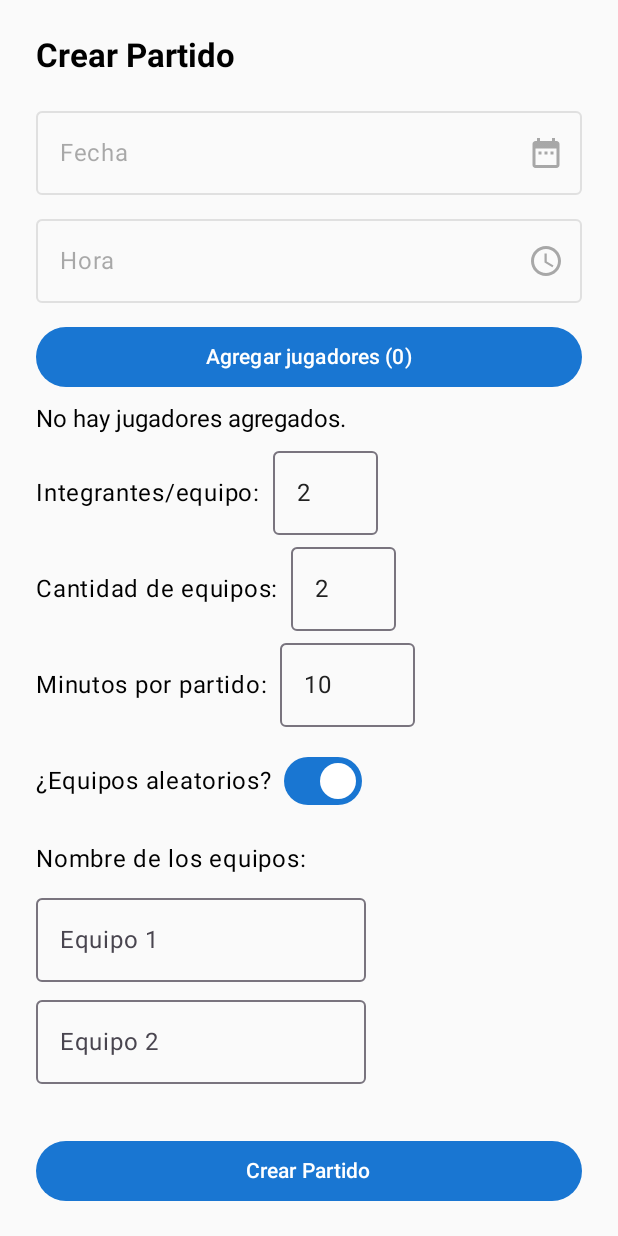
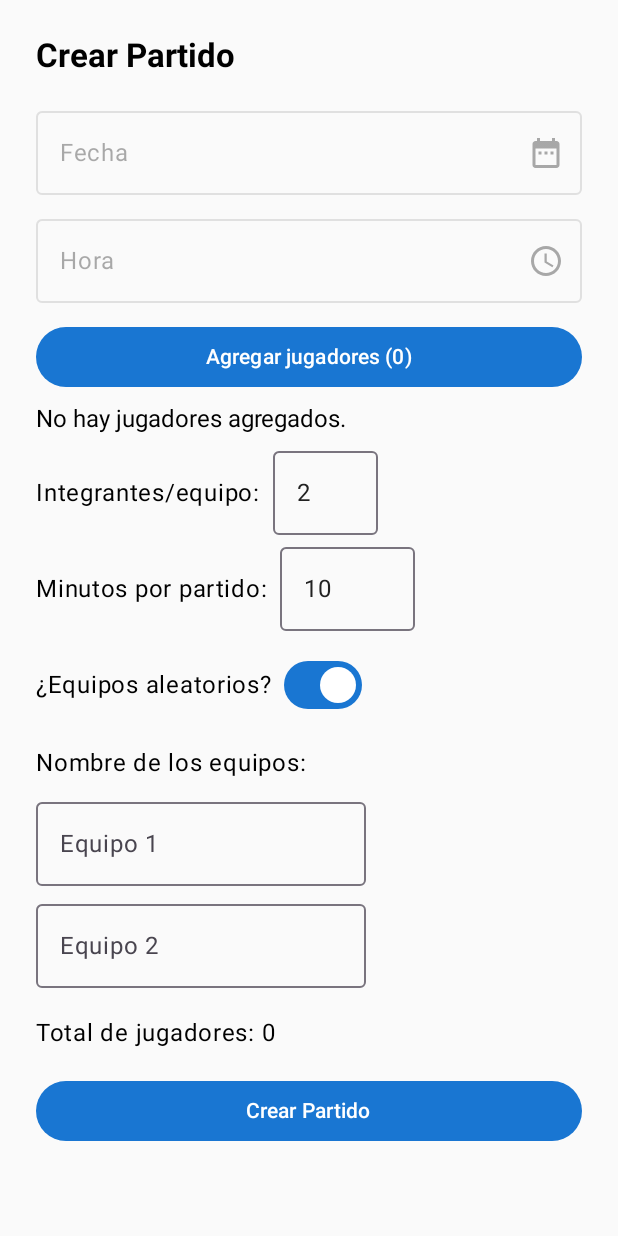
Before and after one commit to MingosGit/TorneoYa, an Android app built with Jetpack Compose: the CrearPartidoScreen screen opened through its navigation route, on a phone screen of 412 x 824 dp. Run offline under Robolectric (Android 15) with nearby library versions, the phone set to English and light mode, and no system bars; our stand-ins replace Room's generated code.

Commit message:
0.0.2.5 Replanteamiento: Eliminada la opción de tener mas de un equipo en partido

```diff
--- a/app/src/main/java/mingosgit/josecr/torneoya/ui/navigation/AppNavHost.kt
+++ b/app/src/main/java/mingosgit/josecr/torneoya/ui/navigation/AppNavHost.kt
@@ -23,11 +23,11 @@ fun AppNavHost() {
     val navController = rememberNavController()
     val context = LocalContext.current.applicationContext
 
-    // Estados globales del flujo de creación
     var jugadores by remember { mutableStateOf(listOf<String>()) }
     var totalJugadoresNecesarios by remember { mutableStateOf(2) }
     var numIntegrantes by remember { mutableStateOf(2) }
-    var numEquipos by remember { mutableStateOf(2) }
+    // FIJO: Solo dos equipos, sin estado mutable
+    val numEquipos = 2
 
     // NUEVO: Estados persistentes para fecha/hora y nombres equipos (se recuerdan al navegar)
     val fechaMillisState = rememberSaveable { mutableStateOf<Long?>(null) }
@@ -49,7 +49,6 @@ fun AppNavHost() {
                     jugadores = listOf()
                     totalJugadoresNecesarios = 2
                     numIntegrantes = 2
-                    numEquipos = 2
                     fechaMillisState.value = null
                     nombresEquiposState.value = List(2) { "" }
                     horaSeteadaState.value = false
@@ -67,7 +66,6 @@ fun AppNavHost() {
             )
             CrearPartidoScreen(
                 onPartidoCreado = { equipos, tiempo, fechaLong, nombresEquipos ->
-                    // nombresEquipos tiene el nombre para cada equipo, respetando autogenerado si está vacío
                     if (equipos.size >= 2 && equipos[0].isNotEmpty() && equipos[1].isNotEmpty()) {
                         val nombreEquipoLocal = nombresEquipos.getOrNull(0) ?: "Equipo1"
                         val nombreEquipoVisitante = nombresEquipos.getOrNull(1) ?: "Equipo2"
@@ -80,7 +78,6 @@ fun AppNavHost() {
                             nombresIntegrantesVisitante = nombresIntegrantesVisitante,
                             fecha = fechaLong
                         ) {
-                            // Limpiar estados globales tras crear partido
                             fechaMillisState.value = null
                             nombresEquiposState.value = List(2) { "" }
                             horaSeteadaState.value = false
@@ -98,9 +95,8 @@ fun AppNavHost() {
                 onNumIntegrantesChange = {
                     numIntegrantes = it
                 },
-                onNumEquiposChange = {
-                    numEquipos = it
-                },
+                // ¡IMPORTANTE! onNumEquiposChange se ignora, numEquipos fijo
+                onNumEquiposChange = {},
                 numIntegrantes = numIntegrantes,
                 numEquipos = numEquipos,
                 fechaMillisState = fechaMillisState,
--- a/app/src/main/java/mingosgit/josecr/torneoya/ui/screens/CrearPartidoScreen.kt
+++ b/app/src/main/java/mingosgit/josecr/torneoya/ui/screens/CrearPartidoScreen.kt
@@ -25,7 +25,7 @@ fun CrearPartidoScreen(
     jugadores: List<String>,
     onAgregarJugadores: () -> Unit,
     onNumIntegrantesChange: (Int) -> Unit,
-    onNumEquiposChange: (Int) -> Unit,
+    onNumEquiposChange: (Int) -> Unit, // Ignorado: ya no hay input para equipos
     numIntegrantes: Int,
     numEquipos: Int,
     fechaMillisState: MutableState<Long?>,
@@ -33,7 +33,9 @@ fun CrearPartidoScreen(
     horaSeteadaState: MutableState<Boolean>
 ) {
     val maxIntegrantes = 24
-    val maxEquipos = 4
+
+    // FIJO: Solo 2 equipos
+    // val numEquipos = 2 // <-- El valor ya se pasa desde el NavHost, y nunca cambia
 
     var tiempo by rememberSaveable { mutableStateOf(10) }
     var aleatorio by rememberSaveable { mutableStateOf(true) }
@@ -77,7 +79,6 @@ fun CrearPartidoScreen(
         }
     }
 
-    // AGREGADO: Permitir scroll general en pantalla (útil en pantallas pequeñas)
     Column(
         Modifier
             .fillMaxSize()
@@ -87,7 +88,6 @@ fun CrearPartidoScreen(
         Text("Crear Partido", style = MaterialTheme.typography.titleLarge)
         Spacer(Modifier.height(16.dp))
 
-        // Selector de fecha
         OutlinedTextField(
             value = fechaString,
             onValueChange = {},
@@ -153,22 +153,7 @@ fun CrearPartidoScreen(
         }
         Spacer(Modifier.height(8.dp))
 
-        Row(verticalAlignment = androidx.compose.ui.Alignment.CenterVertically) {
-            Text("Cantidad de equipos:")
-            Spacer(Modifier.width(8.dp))
-            OutlinedTextField(
-                value = numEquipos.toString(),
-                onValueChange = {
-                    val v = it.toIntOrNull() ?: 2
-                    val safeV = v.coerceIn(2, maxEquipos)
-                    onNumEquiposChange(safeV)
-                },
-                keyboardOptions = androidx.compose.foundation.text.KeyboardOptions(keyboardType = androidx.compose.ui.text.input.KeyboardType.Number),
-                singleLine = true,
-                modifier = Modifier.width(70.dp)
-            )
-        }
-        Spacer(Modifier.height(8.dp))
+        // ELIMINADO: Selector de cantidad de equipos
 
         Row(verticalAlignment = androidx.compose.ui.Alignment.CenterVertically) {
             Text("Minutos por partido:")
@@ -197,7 +182,7 @@ fun CrearPartidoScreen(
         // ENTRADA DE NOMBRES DE EQUIPOS: Scroll horizontal
         Column(
             modifier = Modifier
-                .horizontalScroll(rememberScrollState()) // <--- Scroll horizontal
+                .horizontalScroll(rememberScrollState())
         ) {
             Text("Nombre de los equipos:")
             Spacer(Modifier.height(4.dp))
@@ -213,18 +198,17 @@ fun CrearPartidoScreen(
                     label = { Text("Equipo ${equipoIdx + 1}") },
                     singleLine = true,
                     modifier = Modifier
-                        .width(220.dp) // Ancho fijo para facilitar swipe horizontal
+                        .width(220.dp)
                         .padding(vertical = 2.dp)
                 )
             }
         }
         Spacer(Modifier.height(16.dp))
 
-        // Para la asignación manual, permitir también scroll horizontal si hay muchos equipos
         Box(
             modifier = Modifier
                 .weight(1f, fill = false)
-                .horizontalScroll(rememberScrollState()) // <--- Scroll horizontal equipos
+                .horizontalScroll(rememberScrollState())
         ) {
             if (aleatorio) {
                 Text("Total de jugadores: ${jugadores.size}")
@@ -248,7 +232,7 @@ fun CrearPartidoScreen(
                                 label = { Text("Integrante ${integranteIdx + 1}") },
                                 singleLine = true,
                                 modifier = Modifier
-                                    .width(220.dp) // Ancho fijo para facilitar scroll
+                                    .width(220.dp)
                                     .padding(vertical = 2.dp)
                             )
                         }
@@ -264,7 +248,6 @@ fun CrearPartidoScreen(
 
         Spacer(Modifier.height(16.dp))
 
-        // BOTÓN PARA CREAR PARTIDO: más visible y siempre presente
         Button(
             onClick = {
                 val fechaFinalMillis = fechaMillisState.value
@@ -299,7 +282,6 @@ fun CrearPartidoScreen(
         }
     }
 
-    // DatePickerDialog y TimePickerDialog
     if (showDatePicker) {
         val cal = Calendar.getInstance()
         fechaMillis?.let { cal.timeInMillis = it }
```
